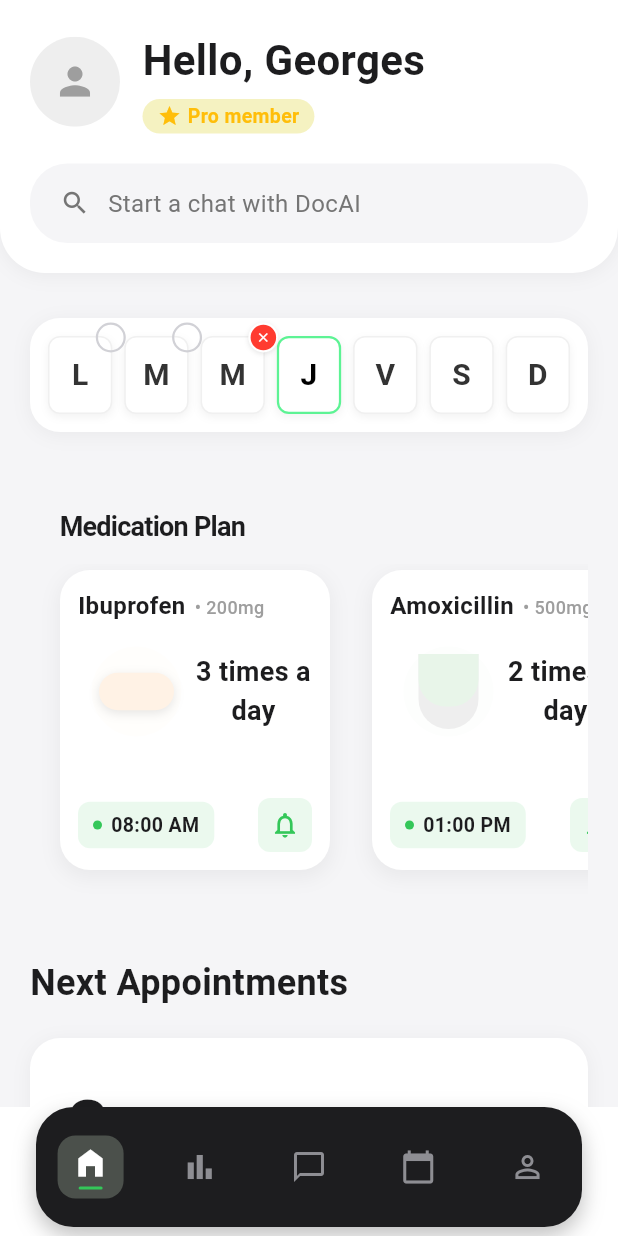
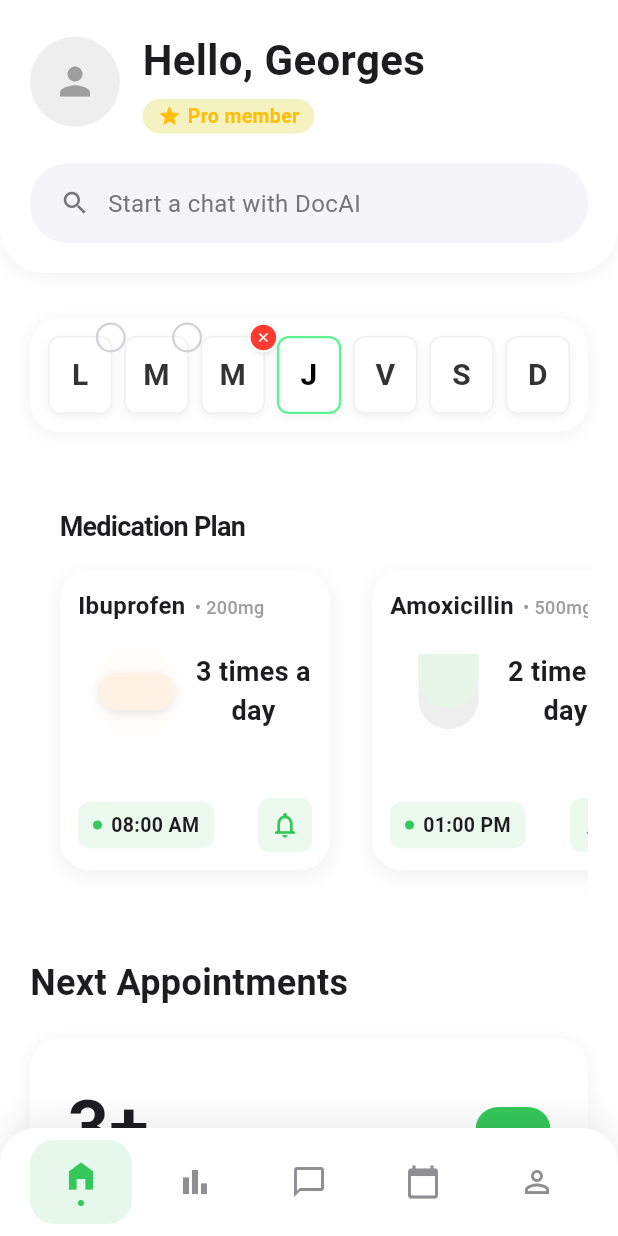
Before and after one commit to ESP-Corevia/corevia_mobile, a Flutter app: the screen it shows after launch, on a phone screen of 412 x 824 dp. Run offline on Flutter 3.47's test engine with Material 3 defaults, Android fonts, the phone set to English and light mode, and no system bars; our stand-ins replace flutter_secure_storage, go_router, lucide_icons_flutter; network calls fail.

Commit message:
fix: navbar

```diff
--- a/lib/core/routes/app_router.dart
+++ b/lib/core/routes/app_router.dart
@@ -8,7 +8,7 @@ import '../../features/account/presentation/screens/account_screen.dart';
 import '../../features/account/presentation/screens/edit_account_screen.dart';
 import '../../features/statistics/presentation/screens/statistics_screen.dart';
 
-//  la navbar
+// La barre de navigation
 import '../../widgets/navigation_bar.dart';
 
 final GoRouter router = GoRouter(
@@ -17,9 +17,19 @@ final GoRouter router = GoRouter(
     ShellRoute(
       builder: (context, state, child) {
         return Scaffold(
-          body: child,
-          bottomNavigationBar: BottomNavBar(
-            currentLocation: state.uri.toString(),
+          backgroundColor: Colors.white,
+          body: Stack(
+            children: [
+              // Contenu principal
+              child,
+              // Barre de navigation positionnée en bas
+              Positioned(
+                left: 0,
+                right: 0,
+                bottom: 0,
+                child: BottomNavBar(currentLocation: state.uri.toString()),
+              ),
+            ],
           ),
         );
       },
@@ -28,18 +38,17 @@ final GoRouter router = GoRouter(
           path: '/home',
           builder: (context, state) => const HomeScreen(),
         ),
-        // Ajoutez d'autres routes ici
         GoRoute(
-          path: '/account',
-          builder: (context, state) => const AccountScreen(),
+          path: '/stats',
+          builder: (context, state) => const StatisticsScreen(),
         ),
         GoRoute(
           path: '/calendar',
           builder: (context, state) => const CalendarScreen(),
         ),
         GoRoute(
-          path: '/stats',
-          builder: (context, state) => const StatisticsScreen(),
+          path: '/account',
+          builder: (context, state) => const AccountScreen(),
         ),
       ],
     ),
--- a/lib/features/home/presentation/screens/home_screen.dart
+++ b/lib/features/home/presentation/screens/home_screen.dart
@@ -29,8 +29,9 @@ class _HomeScreenState extends State<HomeScreen> {
   @override
   Widget build(BuildContext context) {
     return Scaffold(
-      backgroundColor: const Color(0xFFF5F5F7),
+      backgroundColor: Colors.white,
       body: SafeArea(
+        bottom: false,
         child: SingleChildScrollView(
           child: Column(
             crossAxisAlignment: CrossAxisAlignment.start,
@@ -47,7 +48,7 @@ class _HomeScreenState extends State<HomeScreen> {
                     _buildMedicationSection(),
                     const SizedBox(height: 40),
                     _buildAppointmentsSection(),
-                    const SizedBox(height: 100),
+                    const SizedBox(height: 80),
                   ],
                 ),
               ),
--- a/lib/widgets/navigation_bar.dart
+++ b/lib/widgets/navigation_bar.dart
@@ -18,64 +18,69 @@ class BottomNavBar extends StatelessWidget {
 
     final bottomInset = MediaQuery.of(context).viewPadding.bottom;
 
-    return Padding(
-      padding: EdgeInsets.only(bottom: 6 + bottomInset),
-      child: Container(
-        height: 80,
-        margin: const EdgeInsets.symmetric(horizontal: 24),
-        decoration: BoxDecoration(
-          color: const Color(0xFF1D1D1F),
-          borderRadius: BorderRadius.circular(25),
+    return Container(
+      decoration: const BoxDecoration(
+        color: Colors.white,
+        borderRadius: BorderRadius.only(
+          topLeft: Radius.circular(24),
+          topRight: Radius.circular(24),
+        ),
         boxShadow: [
           BoxShadow(
-              color: Colors.black.withValues(alpha: 0.25),
-              blurRadius: 12,
-              offset: const Offset(0, 6),
+            color: Color(0x14000000),
+            blurRadius: 20,
+            offset: Offset(0, -4),
+            spreadRadius: 0,
           ),
         ],
       ),
+      padding: EdgeInsets.only(
+        left: 16,
+        right: 16,
+        top: 8,
+        bottom: bottomInset > 0 ? bottomInset : 8,
+      ),
+      child: SizedBox(
+        height: 56,
         child: Row(
+          mainAxisAlignment: MainAxisAlignment.spaceAround,
           children: items.map((item) {
-            final route = item['route'] as String;
-            final isActive = currentLocation.startsWith(route);
-
+            final isActive = currentLocation == item['route'];
             return Expanded(
-              child: InkWell(
-                borderRadius: BorderRadius.circular(25),
-                onTap: () => context.go(route),
-                child: SizedBox(
-                  height: double.infinity,
+              child: GestureDetector(
+                onTap: () => context.go(item['route'] as String),
+                child: Container(
+                  margin: const EdgeInsets.symmetric(horizontal: 4),
+                  decoration: BoxDecoration(
+                    color: isActive
+                        ? const Color(0xFF34C759).withOpacity(0.12)
+                        : Colors.transparent,
+                    borderRadius: BorderRadius.circular(16),
+                  ),
                   child: Center(
-                    child: Container(
-                      padding: const EdgeInsets.symmetric(
-                        vertical: 6,
-                        horizontal: 10,
-                      ),
-                      decoration: BoxDecoration(
-                        color: isActive ? const Color(0xFF4B504B) : Colors.transparent,
-                        borderRadius: BorderRadius.circular(12),
-                      ),
                     child: Column(
                       mainAxisSize: MainAxisSize.min,
+                      mainAxisAlignment: MainAxisAlignment.center,
                       children: [
                         Icon(
                           item['icon'] as IconData,
-                            color: isActive ? Colors.white : const Color(0xFF8E8E93),
+                          color: isActive
+                              ? const Color(0xFF34C759)
+                              : const Color(0xFF8E8E93),
                           size: 24,
                         ),
                         if (isActive) ...[
                           const SizedBox(height: 4),
                           Container(
-                              width: 16,
-                              height: 2,
-                              decoration: BoxDecoration(
-                                color: const Color(0xFF34C759),
-                                borderRadius: BorderRadius.circular(2),
+                            width: 4,
+                            height: 4,
+                            decoration: const BoxDecoration(
+                              color: Color(0xFF34C759),
+                              shape: BoxShape.circle,
                             ),
                           ),
                         ],
                       ],
-                      ),
                     ),
                   ),
                 ),
--- a/pubspec.yaml
+++ b/pubspec.yaml
@@ -44,8 +44,7 @@ flutter:
   uses-material-design: true
 
   # Assets management
-  assets:
-    - assets/images/
+
 
   # An image asset can refer to one or more resolution-specific "variants", see
   # https://flutter.dev/to/resolution-aware-images
```
Also changed, not shown: pubspec.lock. Lines whose indentation alone changed are shown as unchanged.
